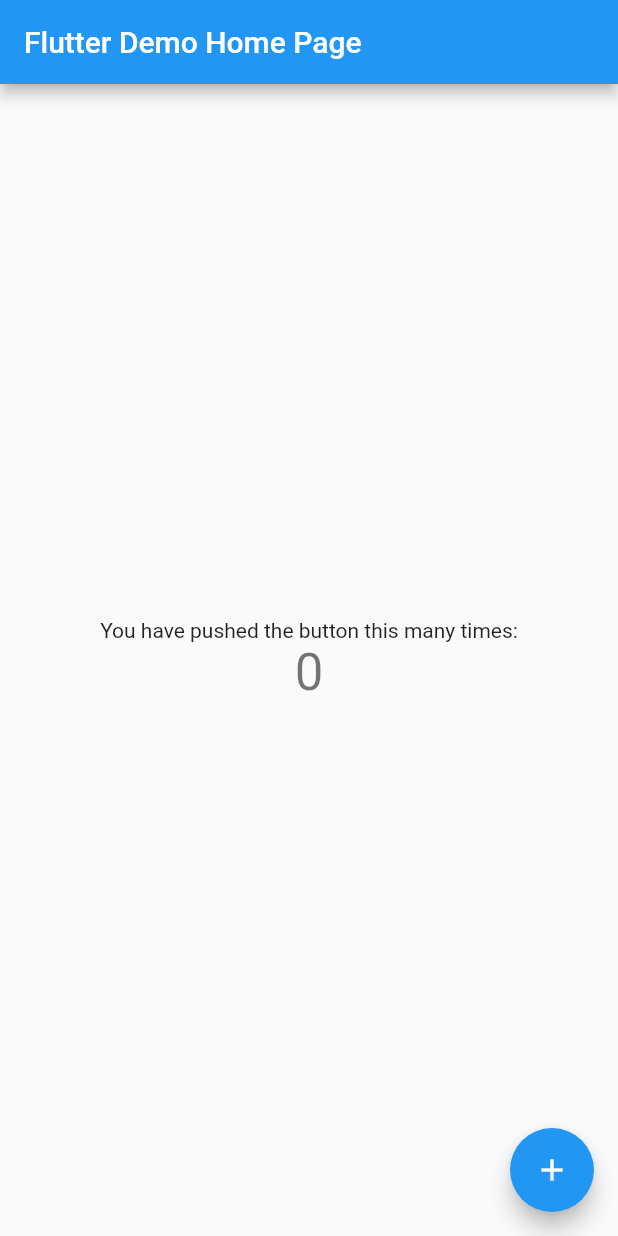
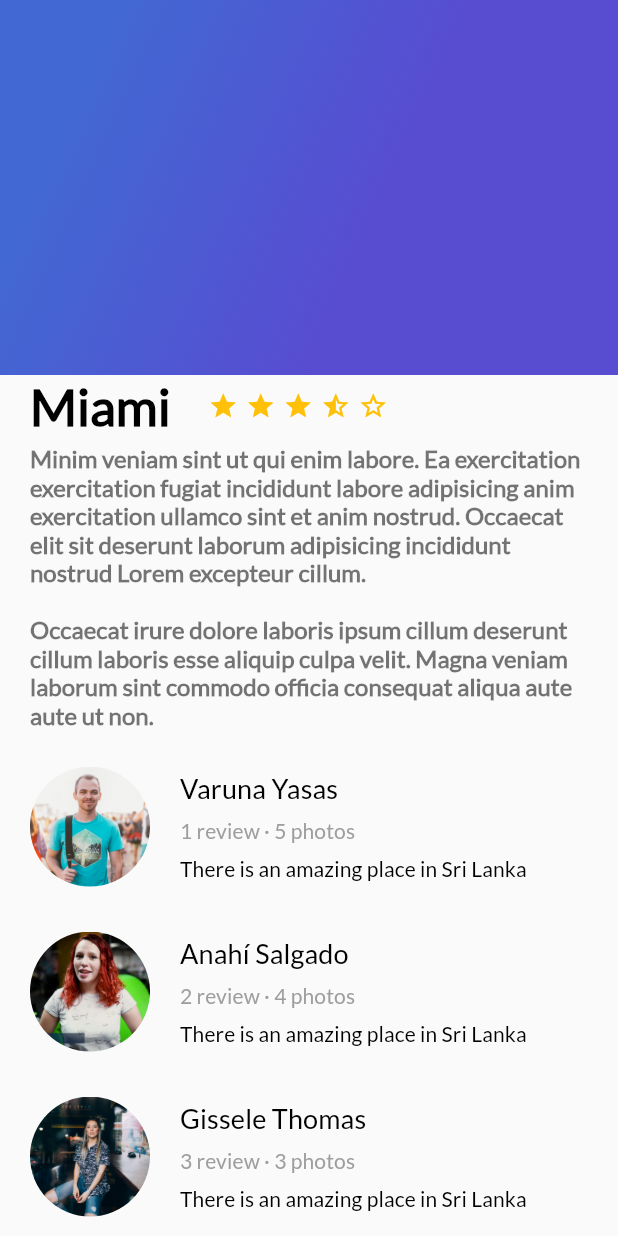
Before and after one commit to seramirezdev/trips_app_platzi, a Flutter app: the screen it shows after launch, on a phone screen of 412 x 824 dp. Run offline on Flutter 3.47's test engine with Material 2 defaults, Android fonts, the phone set to English and light mode, and no system bars.

Commit message:
Segundo commit

```diff
--- /dev/null
+++ b/lib/description_place.dart
@@ -0,0 +1,79 @@
+import 'package:flutter/material.dart';
+
+class DescriptionPlace extends StatelessWidget {
+  final String namePlace;
+  final int stars;
+  final String desc;
+
+  DescriptionPlace({Key key, this.namePlace, this.stars, this.desc})
+      : assert(namePlace != null),
+        assert(stars != null),
+        assert(desc != null),
+        super(key: key);
+
+  @override
+  Widget build(BuildContext context) {
+    final stars = Container(
+      margin: EdgeInsets.only(left: 20),
+      child: Row(
+        children: <Widget>[
+          star(1),
+          star(1),
+          star(1),
+          star(2),
+          star(3),
+        ],
+      ),
+    );
+
+    final titleStarts = Container(
+      margin: EdgeInsets.only(left: 20, right: 20),
+      child: Row(
+        crossAxisAlignment: CrossAxisAlignment.center,
+        children: <Widget>[
+          Text(
+            namePlace,
+            overflow: TextOverflow.ellipsis,
+            style: Theme.of(context).textTheme.display1.copyWith(
+              fontWeight: FontWeight.bold,
+              color: Colors.black
+            ),
+            textAlign: TextAlign.left,
+          ),
+          stars,
+        ],
+      ),
+    );
+
+    final description = Container(
+      margin: EdgeInsets.only(top: 5, left: 20, right: 20),
+      child: Text(
+        desc,
+        style: TextStyle(
+            fontSize: 16.0, fontWeight: FontWeight.bold, color: Colors.black54),
+      ),
+    );
+
+    return Container(
+      margin: EdgeInsets.only(top: 250),
+      child: Column(
+        mainAxisAlignment: MainAxisAlignment.center,
+        children: <Widget>[titleStarts, description],
+      ),
+    );
+  }
+
+  Widget star(int withBorder) {
+    return Container(
+      margin: EdgeInsets.only(left: 5),
+      alignment: Alignment.center,
+      child: Icon(
+        withBorder == 1
+            ? Icons.star
+            : withBorder == 2 ? Icons.star_half : Icons.star_border,
+        size: 20,
+        color: Colors.amber,
+      ),
+    );
+  }
+}
--- /dev/null
+++ b/lib/header.dart
@@ -0,0 +1,18 @@
+import 'package:flutter/material.dart';
+
+class Header extends StatelessWidget {
+  @override
+  Widget build(BuildContext context) {
+    return Container(
+      height: 250.0,
+      decoration: BoxDecoration(
+        gradient: LinearGradient(
+            colors: [Color(0xFF4268D3), Color(0xFF584CD1)],
+            begin: FractionalOffset(0.2, 0.0),
+            end: FractionalOffset(1.0, 0.6),
+            stops: [0.0, 0.6],
+            tileMode: TileMode.clamp),
+      ),
+    );
+  }
+}
--- a/lib/main.dart
+++ b/lib/main.dart
@@ -1,111 +1,46 @@
 import 'package:flutter/material.dart';
+import 'package:trips_app_platzi/description_place.dart';
+import 'package:trips_app_platzi/review_list.dart';
+import 'package:trips_app_platzi/header.dart';
+import 'package:flutter/services.dart';
 
-void main() => runApp(MyApp());
+void main() => runApp(TripsApp());
 
-class MyApp extends StatelessWidget {
-  // This widget is the root of your application.
+class TripsApp extends StatelessWidget {
   @override
   Widget build(BuildContext context) {
+
+    SystemChrome.setSystemUIOverlayStyle(SystemUiOverlayStyle(
+      statusBarColor: Colors.transparent, //top bar color
+      statusBarIconBrightness: Brightness.light, //top bar icons
+    ));
+
     return MaterialApp(
       title: 'Flutter Demo',
       theme: ThemeData(
-        // This is the theme of your application.
-        //
-        // Try running your application with "flutter run". You'll see the
-        // application has a blue toolbar. Then, without quitting the app, try
-        // changing the primarySwatch below to Colors.green and then invoke
-        // "hot reload" (press "r" in the console where you ran "flutter run",
-        // or simply save your changes to "hot reload" in a Flutter IDE).
-        // Notice that the counter didn't reset back to zero; the application
-        // is not restarted.
         primarySwatch: Colors.blue,
+        fontFamily: "Lato",
       ),
-      home: MyHomePage(title: 'Flutter Demo Home Page'),
+      home: Scaffold(
+        // body: D,
+        body: Stack(
+          children: <Widget>[
+            ListView(
+              children: <Widget>[
+                DescriptionPlace(
+                  namePlace: "Miami",
+                  stars: 4,
+                  desc:
+                      "Minim veniam sint ut qui enim labore. Ea exercitation exercitation fugiat incididunt labore adipisicing anim exercitation ullamco sint et anim nostrud. Occaecat elit sit deserunt laborum adipisicing incididunt nostrud Lorem excepteur cillum.\n\nOccaecat irure dolore laboris ipsum cillum deserunt cillum laboris esse aliquip culpa velit. Magna veniam laborum sint commodo officia consequat aliqua aute aute ut non.",
+                ),
+                ReviewList()
+              ],
+            ),
+            Header()
+          ],
+        ),
+      ),
+      debugShowCheckedModeBanner: false,
     );
   }
 }
-
-class MyHomePage extends StatefulWidget {
-  MyHomePage({Key key, this.title}) : super(key: key);
-
-  // This widget is the home page of your application. It is stateful, meaning
-  // that it has a State object (defined below) that contains fields that affect
-  // how it looks.
-
-  // This class is the configuration for the state. It holds the values (in this
-  // case the title) provided by the parent (in this case the App widget) and
-  // used by the build method of the State. Fields in a Widget subclass are
-  // always marked "final".
-
-  final String title;
-
-  @override
-  _MyHomePageState createState() => _MyHomePageState();
-}
-
-class _MyHomePageState extends State<MyHomePage> {
-  int _counter = 0;
-
-  void _incrementCounter() {
-    setState(() {
-      // This call to setState tells the Flutter framework that something has
-      // changed in this State, which causes it to rerun the build method below
-      // so that the display can reflect the updated values. If we changed
-      // _counter without calling setState(), then the build method would not be
-      // called again, and so nothing would appear to happen.
-      _counter++;
-    });
-  }
-
-  @override
-  Widget build(BuildContext context) {
-    // This method is rerun every time setState is called, for instance as done
-    // by the _incrementCounter method above.
-    //
-    // The Flutter framework has been optimized to make rerunning build methods
-    // fast, so that you can just rebuild anything that needs updating rather
-    // than having to individually change instances of widgets.
-    return Scaffold(
-      appBar: AppBar(
-        // Here we take the value from the MyHomePage object that was created by
-        // the App.build method, and use it to set our appbar title.
-        title: Text(widget.title),
-      ),
-      body: Center(
-        // Center is a layout widget. It takes a single child and positions it
-        // in the middle of the parent.
-        child: Column(
-          // Column is also layout widget. It takes a list of children and
-          // arranges them vertically. By default, it sizes itself to fit its
-          // children horizontally, and tries to be as tall as its parent.
-          //
-          // Invoke "debug painting" (press "p" in the console, choose the
-          // "Toggle Debug Paint" action from the Flutter Inspector in Android
-          // Studio, or the "Toggle Debug Paint" command in Visual Studio Code)
-          // to see the wireframe for each widget.
-          //
-          // Column has various properties to control how it sizes itself and
-          // how it positions its children. Here we use mainAxisAlignment to
-          // center the children vertically; the main axis here is the vertical
-          // axis because Columns are vertical (the cross axis would be
-          // horizontal).
-          mainAxisAlignment: MainAxisAlignment.center,
-          children: <Widget>[
-            Text(
-              'You have pushed the button this many times:',
-            ),
-            Text(
-              '$_counter',
-              style: Theme.of(context).textTheme.display1,
-            ),
-          ],
-        ),
-      ),
-      floatingActionButton: FloatingActionButton(
-        onPressed: _incrementCounter,
-        tooltip: 'Increment',
-        child: Icon(Icons.add),
-      ), // This trailing comma makes auto-formatting nicer for build methods.
-    );
-  }
-}
--- /dev/null
+++ b/lib/review.dart
@@ -0,0 +1,64 @@
+import 'package:flutter/material.dart';
+
+class Review extends StatelessWidget {
+  final String pathImage;
+  final String review;
+  final String comment;
+  final String autor;
+
+  Review({Key key, this.pathImage, this.review, this.comment, this.autor})
+      : assert(pathImage != null),
+        assert(review != null),
+        assert(comment != null),
+        assert(autor != null),
+        super(key: key);
+
+  @override
+  Widget build(BuildContext context) {
+    final photo = Container(
+      width: 80.0,
+      height: 80.0,
+      decoration: BoxDecoration(
+          shape: BoxShape.circle,
+          image:
+              DecorationImage(fit: BoxFit.cover, image: AssetImage(pathImage))),
+    );
+
+    final userName = Text(
+      autor,
+      style: Theme.of(context).textTheme.subtitle.copyWith(
+        fontSize: 18.0
+      ),
+    );
+
+    final userReviews = Text(
+      review,
+      style: Theme.of(context).textTheme.subtitle.copyWith(
+        color: Colors.grey
+      ),
+    );
+
+    final userComment = Text(
+      comment,
+      style: Theme.of(context).textTheme.subtitle,
+    );
+
+    final userDetail = Container(
+      margin: EdgeInsets.only(left: 20),
+      child: Column(
+        crossAxisAlignment: CrossAxisAlignment.start,
+        mainAxisAlignment: MainAxisAlignment.spaceEvenly,
+        children: <Widget>[userName, userReviews, userComment],
+      ),
+    );
+
+    return Container(
+      margin: EdgeInsets.only(left: 20, right: 20, top: 20),
+      alignment: Alignment.center,
+      height: 90.0,
+      child: Row(
+        children: <Widget>[photo, userDetail],
+      ),
+    );
+  }
+}
--- /dev/null
+++ b/lib/review_list.dart
@@ -0,0 +1,16 @@
+import 'package:flutter/material.dart';
+import 'package:trips_app_platzi/review.dart';
+
+class ReviewList extends StatelessWidget {
+  @override
+  Widget build(BuildContext context) {
+    return Column(
+      crossAxisAlignment: CrossAxisAlignment.start,
+      children: <Widget>[
+        Review(pathImage: "assets/images/people.jpg", autor: "Varuna Yasas", review: "1 review · 5 photos", comment: "There is an amazing place in Sri Lanka",),
+        Review(pathImage: "assets/images/ann.jpg", autor: "Anahí Salgado", review: "2 review · 4 photos", comment: "There is an amazing place in Sri Lanka",),
+        Review(pathImage: "assets/images/girl.jpg", autor: "Gissele Thomas", review: "3 review · 3 photos", comment: "There is an amazing place in Sri Lanka",),
+      ],
+    );
+  }
+}
```
Also changed, not shown: pubspec.yaml (+8 -6 lines), assets/fonts/Lato-Regular.ttf (added), assets/images/ann.jpg (added), assets/images/girl.jpg (added), assets/images/people.jpg (added).
